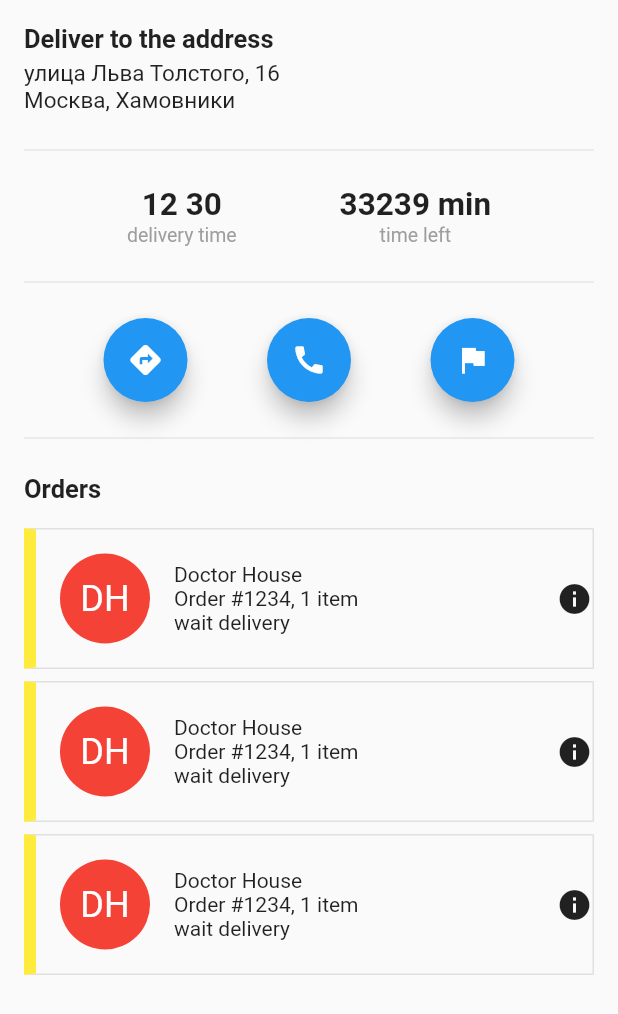
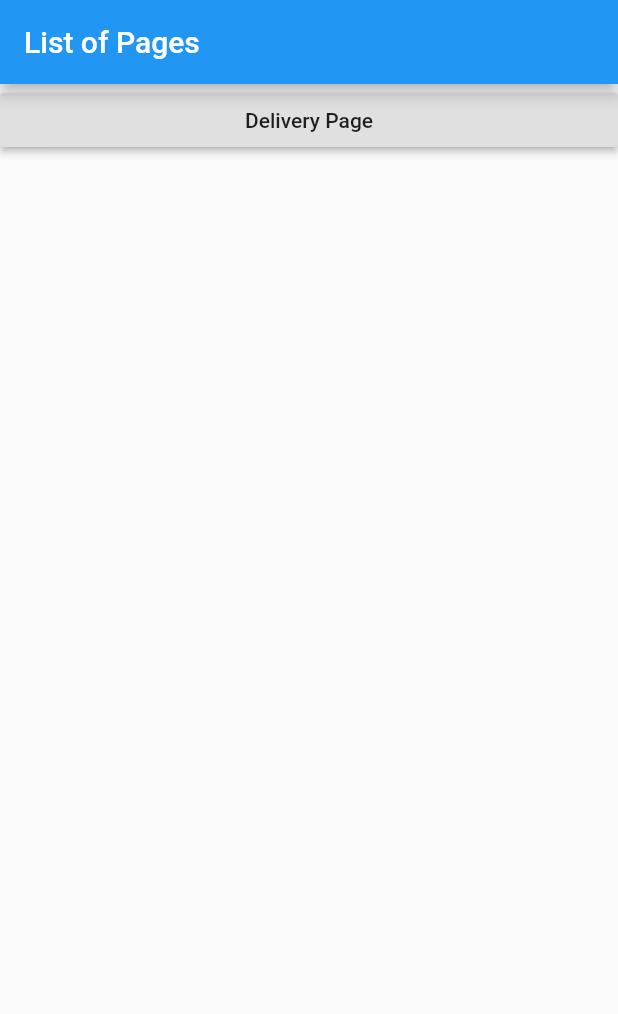
Before and after one commit to Vadim-B52/taxi_delivery, a Flutter app: the screen it shows after launch, on a phone screen of 412 x 824 dp. Shown: the top 1014 px of the screen. Run offline on Flutter 3.47's test engine with Material 2 defaults, Android fonts, the phone set to English and light mode, and no system bars.

Commit message:
added main page

```diff
--- a/lib/delivering_page.dart
+++ b/lib/delivering_page.dart
@@ -16,6 +16,7 @@ class DeliveryPage extends StatelessWidget {
   @override
   Widget build(BuildContext context) {
     return Scaffold(
+      appBar: AppBar(title: Text('Delivery Page')),
       body: ListView(
         children: <Widget>[
           _addressSection(context),
@@ -69,22 +70,28 @@ class DeliveryPage extends StatelessWidget {
   Widget _action(String type) {
     switch (type) {
       case 'directions':
-        return FloatingActionButton(
+        return RawMaterialButton(
           onPressed: () => {},
           child: Icon(Icons.directions),
-          tooltip: Strings.directions,
+          shape: CircleBorder(),
+          fillColor: Colors.grey[300],
+          padding: const EdgeInsets.all(15.0),
         );
       case 'call':
-        return FloatingActionButton(
+        return RawMaterialButton(
           onPressed: () => {},
           child: Icon(Icons.call),
-          tooltip: Strings.call,
+          shape: CircleBorder(),
+          fillColor: Colors.grey[300],
+          padding: const EdgeInsets.all(15.0),
         );
       case 'here':
-        return FloatingActionButton(
+        return RawMaterialButton(
           onPressed: () => {},
           child: Icon(Icons.flag),
-          tooltip: Strings.iAmHere,
+          shape: CircleBorder(),
+          fillColor: Colors.grey[300],
+          padding: const EdgeInsets.all(15.0),
         );
       default:
         assert(false, "Unknown type");
@@ -108,11 +115,13 @@ class DeliveryPage extends StatelessWidget {
       _OrderItem.defaultItem(),
       _OrderItem.defaultItem(),
       _OrderItem.defaultItem(),
+      _OrderItem.defaultItem(),
+      _OrderItem.defaultItem(),
+      _OrderItem.defaultItem(),
     ]);
   }
 
-  Widget _divider(BuildContext context) =>
-      Divider(
+  Widget _divider(BuildContext context) => Divider(
         indent: 2 * _UI.m,
         endIndent: 2 * _UI.m,
       );
@@ -146,8 +155,7 @@ class _TimeSectionState extends State<_TimeSection> {
     updateMinutesLeft();
     _timer = Timer.periodic(
         oneSec,
-            (Timer timer) =>
-            setState(() {
+        (Timer timer) => setState(() {
               updateMinutesLeft();
             }));
   }
@@ -192,8 +200,7 @@ class _TimeSectionState extends State<_TimeSection> {
     );
   }
 
-  String deliveryTimeText() =>
-      _timeLeft.inSeconds % 2 == 0
+  String deliveryTimeText() => _timeLeft.inSeconds % 2 == 0
       ? DateFormat("HH:mm").format(deliveryDate)
       : DateFormat("HH mm").format(deliveryDate);
 
@@ -204,21 +211,18 @@ class _TimeSectionState extends State<_TimeSection> {
     return noTimeTextStyle();
   }
 
-  TextStyle timeTextStyle() =>
-      TextStyle(
+  TextStyle timeTextStyle() => TextStyle(
         fontSize: 21,
         fontWeight: FontWeight.bold,
       );
 
-  TextStyle noTimeTextStyle() =>
-      TextStyle(
+  TextStyle noTimeTextStyle() => TextStyle(
         fontSize: 21,
         fontWeight: FontWeight.bold,
         color: Colors.red,
       );
 
-  TextStyle detailsTextStyle() =>
-      TextStyle(
+  TextStyle detailsTextStyle() => TextStyle(
         fontSize: 13,
         color: Colors.grey[500],
       );
@@ -235,8 +239,12 @@ class _OrderItem extends StatelessWidget {
       this.orderSummary, this.orderStatus);
 
   static _OrderItem defaultItem() {
-    return _OrderItem(true, 'DH', 'Doctor House',
-        'Order #1234, 1 item', 'wait delivery');
+    return _OrderItem(
+        true,
+        'DH',
+        'Doctor House Doctor House Doctor House Doctor House',
+        'Order #1234, 1 item',
+        'wait delivery');
   }
 
   @override
@@ -254,7 +262,8 @@ class _OrderItem extends StatelessWidget {
                 padding: EdgeInsets.all(2 * _UI.m),
                 child: _buildInitials(),
               ),
-              Column(
+              Expanded(
+                child: Column(
                   crossAxisAlignment: CrossAxisAlignment.start,
                   children: <Widget>[
                     Text(
@@ -268,17 +277,17 @@ class _OrderItem extends StatelessWidget {
                     )
                   ],
                 ),
-              Spacer(),
-              Icon(
-                Icons.info,
               ),
+              Container(
+                padding: EdgeInsets.all(_UI.m),
+                child: Icon(Icons.info),
+              )
             ],
           ),
         ));
   }
 
-  Border _buildBorder() =>
-      Border(
+  Border _buildBorder() => Border(
         left: BorderSide(
           width: _UI.m,
           color: Colors.yellow,
@@ -288,8 +297,7 @@ class _OrderItem extends StatelessWidget {
         bottom: _buildBorderSide(),
       );
 
-  Container _buildInitials() =>
-      Container(
+  Container _buildInitials() => Container(
         width: 60,
         height: 60,
         decoration: BoxDecoration(
@@ -312,8 +320,7 @@ class _OrderItem extends StatelessWidget {
         ),
       );
 
-  BorderSide _buildBorderSide() =>
-      BorderSide(
+  BorderSide _buildBorderSide() => BorderSide(
         color: Colors.grey[300],
       );
 }
--- a/lib/main.dart
+++ b/lib/main.dart
@@ -12,21 +12,36 @@ class MyApp extends StatelessWidget {
       theme: ThemeData(
         primarySwatch: Colors.blue,
       ),
-      home: DeliveryPage(),
+      initialRoute: '/',
+      routes: {
+        '/': (context) => ListOfPages(),
+        'delivery_page': (context) => DeliveryPage(),
+      },
     );
   }
 }
 
-
-//class MyHomePage extends StatelessWidget {
-//  @override
-//  Widget build(BuildContext context) {
-//    return Scaffold(
-//      body: Center(
-//        child: DeliveryPage(),
-//      ),
-////      body: ,
-//    );
-//  }
-//
-//}
+class ListOfPages extends StatelessWidget {
+  @override
+  Widget build(BuildContext context) {
+    return Scaffold(
+      appBar: AppBar(
+        title: Text('List of Pages'),
+      ),
+      body: ListView.builder(
+        itemCount: 1,
+        itemBuilder: (BuildContext context, int index) {
+          switch (index) {
+            case 0:
+              return RaisedButton(
+                onPressed: () => Navigator.pushNamed(context, 'delivery_page'),
+                child: Text('Delivery Page'),
+              );
+            default:
+              return null;
+          }
+        },
+      ),
+    );
+  }
+}
```
Lines whose indentation alone changed are shown as unchanged.
